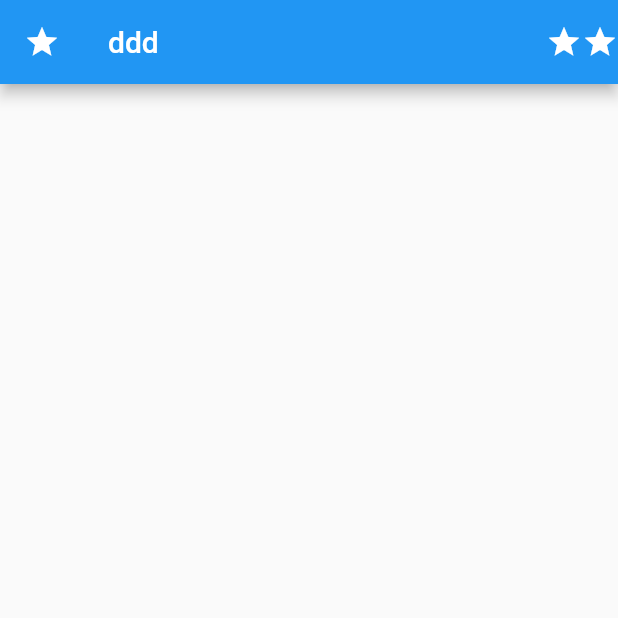
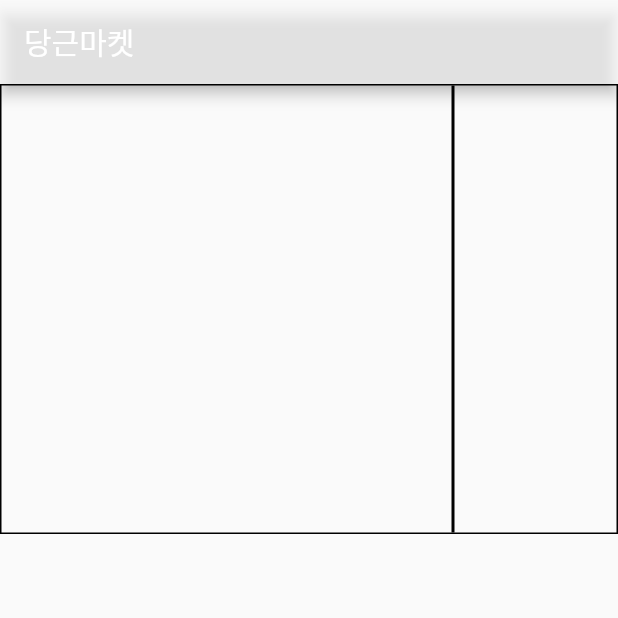
Before and after one commit to kingof7/flutter_codding_apple, a Flutter app: the screen it shows after launch, on a phone screen of 412 x 824 dp, the top half of it. Run offline on Flutter 3.47's test engine with Material 2 defaults, Android fonts, the phone set to English and light mode, and no system bars.

Commit message:
레이아웃 나누기 숙제

```diff
--- a/lib/main.dart
+++ b/lib/main.dart
@@ -11,22 +11,33 @@ class MyApp extends StatelessWidget {
     return MaterialApp(
       home: Scaffold( //Scaffold : 이미지를 상/중/하로 나눠줌
         appBar: AppBar(
-          actions: [Icon(Icons.star), Icon(Icons.star)],
-          leading: Icon(Icons.star), title: Text('ddd'),
+          title: Text('당근마켓'),
+          backgroundColor: Colors.white60,
         ),
-        body: SizedBox(
+        body: Container(
+          width: double.infinity, height: 300,
+          decoration: BoxDecoration(
+            border: Border.all(color: Colors.black)
+          ),
+          child: Row(
+            children: [
+              Container(
+                width: 300,
+              ),
+              Container(
+                decoration: BoxDecoration(
+                    border: Border.all(color: Colors.black)
+                ),
+                child: Column(
+                  children: [
+                    SizedBox(
 
-          // child: Text('안녕하세요',
-          //   //style: TextStyle(color: Color.fromRGBO(r, g, b, opacity)),
-          //   style: TextStyle(
-          //       fontSize: 30,
-          //       letterSpacing: 1,
-          //       fontWeight: FontWeight.w700),
-          // ),
-          // child: IconButton(
-          //   icon: Icon(Icons.star),
-          //   onPressed: (){},
-          // )
+                    )
+                  ],
+                ),
+              )
+            ],
+          ),
         ),
       )
     );
```
